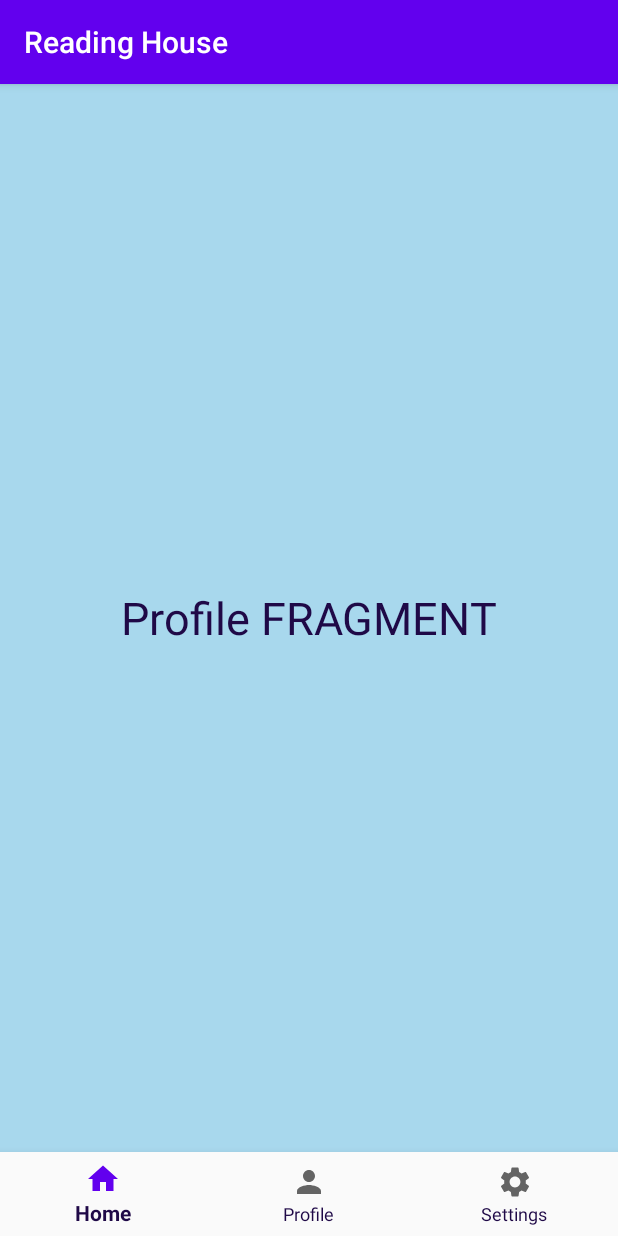
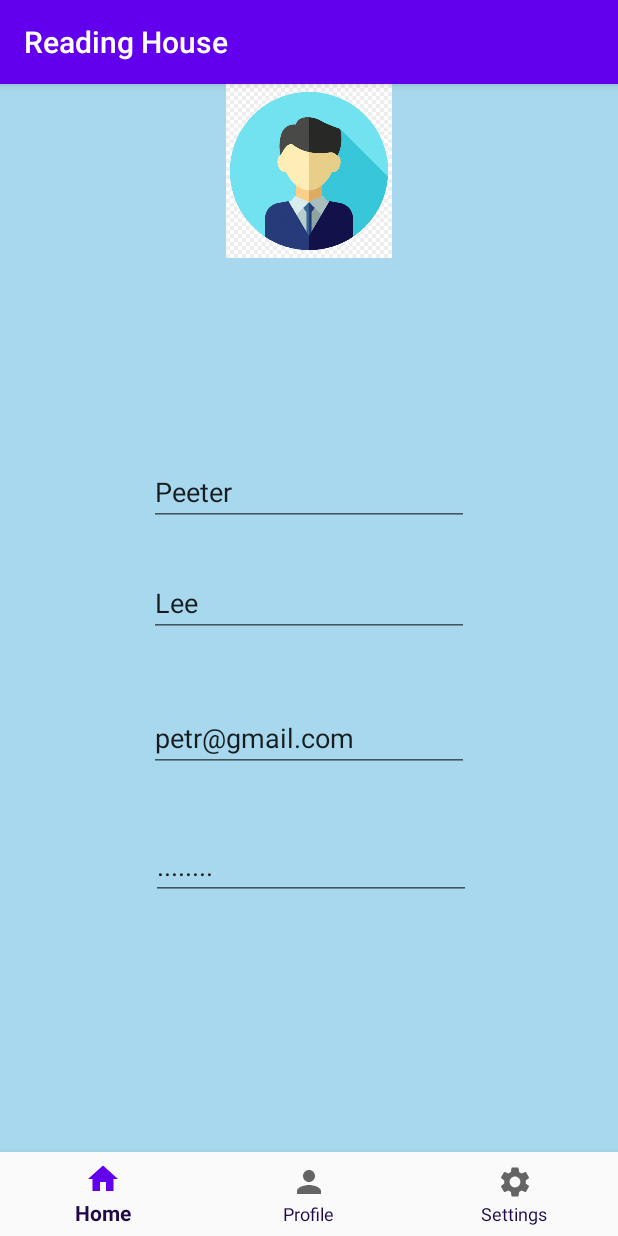
Before and after one commit to V744/ReadingHouse, an Android app: the fragment ProfileFragment placed in its activity, on a phone screen of 412 x 824 dp. Run offline under Robolectric (Android 15) with nearby library versions, the phone set to English and light mode, and no system bars.

Commit message:
Fragment Profile page

```diff
--- a/app/src/main/AndroidManifest.xml
+++ b/app/src/main/AndroidManifest.xml
@@ -9,7 +9,6 @@
         android:roundIcon="@mipmap/ic_launcher_round"
         android:supportsRtl="true"
         android:theme="@style/AppTheme">
-        <activity android:name=".Profile"></activity>
         <activity android:name=".Login" />
         <activity android:name=".Signup" />
         <activity android:name=".ForgotPass" />
--- a/app/src/main/res/layout/fragment_profile.xml
+++ b/app/src/main/res/layout/fragment_profile.xml
@@ -1,5 +1,6 @@
 <?xml version="1.0" encoding="utf-8"?>
 <FrameLayout xmlns:android="http://schemas.android.com/apk/res/android"
+    xmlns:app="http://schemas.android.com/apk/res-auto"
     xmlns:tools="http://schemas.android.com/tools"
     android:layout_width="match_parent"
     android:layout_height="match_parent"
@@ -9,15 +10,69 @@
     <RelativeLayout
         android:layout_width="match_parent"
         android:layout_height="match_parent"
-        android:background="#A8D8ED"
-        >
-        <TextView
+        android:background="#A8D8ED">
+
+        <ImageView
+            android:id="@+id/imageView4"
+            android:layout_width="match_parent"
+            android:layout_height="116dp"
+            android:src="@drawable/p1" />
+
+        <EditText
+            android:id="@+id/editTextTextPersonName"
             android:layout_width="wrap_content"
             android:layout_height="wrap_content"
-            android:text="Profile FRAGMENT"
-            android:textSize="30sp"
-            android:textColor="#1F0947"
-            android:layout_centerInParent="true" />
+            android:layout_alignParentEnd="true"
+            android:layout_alignParentRight="true"
+            android:layout_alignParentBottom="true"
+            android:layout_marginEnd="99dp"
+            android:layout_marginRight="99dp"
+            android:layout_marginBottom="417dp"
+            android:ems="10"
+            android:inputType="textPersonName"
+            android:text="Peeter" />
+
+        <EditText
+            android:id="@+id/editTextTextPersonName2"
+            android:layout_width="wrap_content"
+            android:layout_height="wrap_content"
+            android:layout_alignParentEnd="true"
+            android:layout_alignParentRight="true"
+            android:layout_alignParentBottom="true"
+            android:layout_marginEnd="99dp"
+            android:layout_marginRight="99dp"
+            android:layout_marginBottom="343dp"
+            android:ems="10"
+            android:inputType="textPersonName"
+            android:text="Lee" />
+
+        <EditText
+            android:id="@+id/editTextTextPersonName3"
+            android:layout_width="wrap_content"
+            android:layout_height="wrap_content"
+            android:layout_alignParentEnd="true"
+            android:layout_alignParentRight="true"
+            android:layout_alignParentBottom="true"
+            android:layout_marginEnd="99dp"
+            android:layout_marginRight="99dp"
+            android:layout_marginBottom="253dp"
+            android:ems="10"
+            android:inputType="textPersonName"
+            android:text="petr@gmail.com" />
+
+        <EditText
+            android:id="@+id/editTextTextPersonName4"
+            android:layout_width="wrap_content"
+            android:layout_height="wrap_content"
+            android:layout_alignParentEnd="true"
+            android:layout_alignParentRight="true"
+            android:layout_alignParentBottom="true"
+            android:layout_marginEnd="98dp"
+            android:layout_marginRight="98dp"
+            android:layout_marginBottom="168dp"
+            android:ems="10"
+            android:inputType="textPersonName"
+            android:text="........" />
 
     </RelativeLayout>
 
```
Also changed, not shown: app/src/main/java/com/ebookfrenzy/myapplication/Profile.java (deleted, +0 -14 lines), app/src/main/res/layout/activity_profile.xml (deleted, +0 -91 lines).
